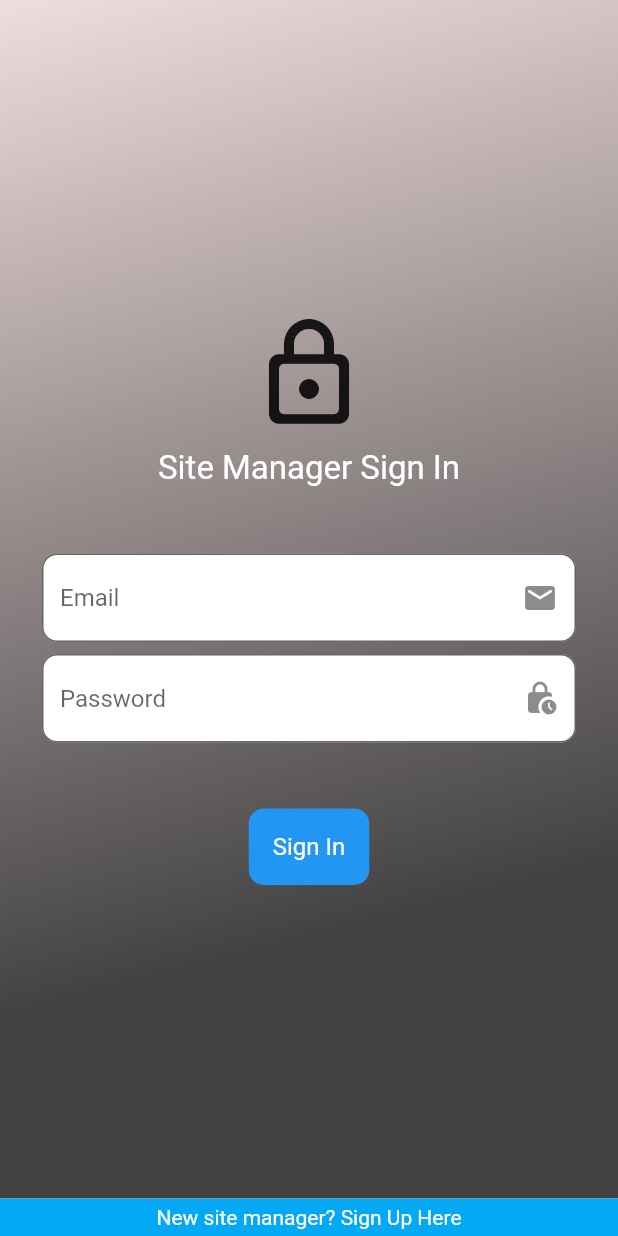
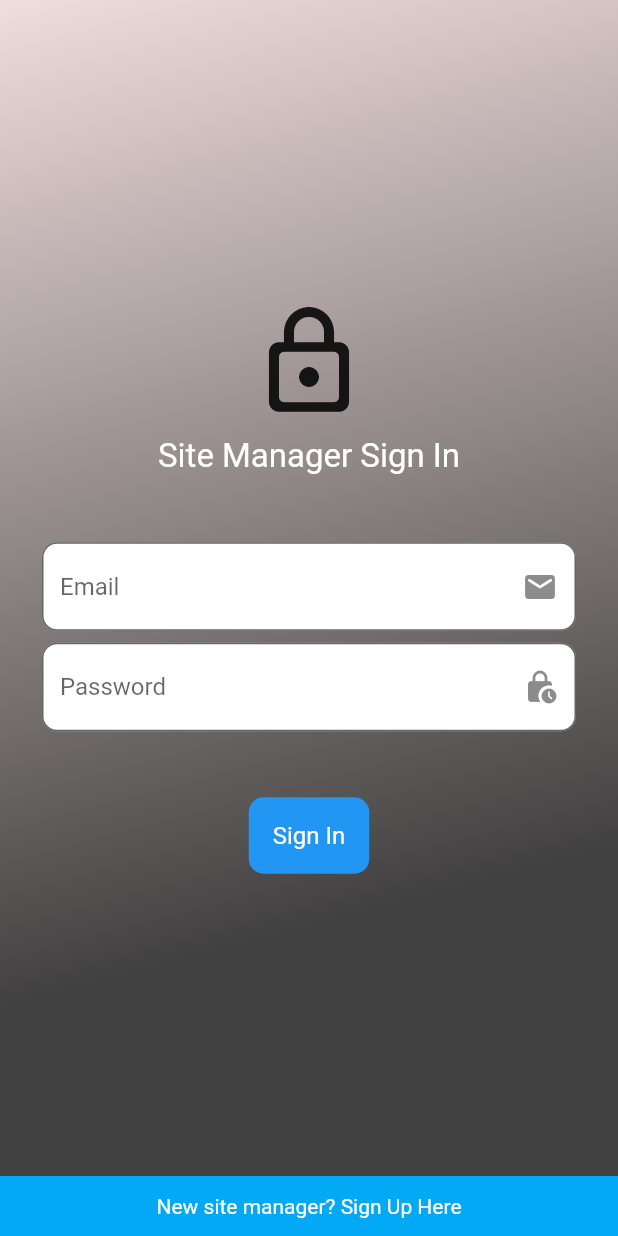
Before and after one commit to DisiraChanthuka/CSSE---FLUTTER, a Flutter app: the screen it shows after launch, after a tap on "Sign In", on a phone screen of 412 x 824 dp. Run offline on Flutter 3.47's test engine with Material 2 defaults, Android fonts, the phone set to English and light mode, and no system bars; our stand-ins replace flutter_slidable, jwt_decoder, shared_preferences, velocity_x.

```diff
--- a/lib/pages/loginPage.dart
+++ b/lib/pages/loginPage.dart
@@ -4,7 +4,6 @@ import 'package:flutter_todo_app/pages/dashboard.dart';
 import 'package:flutter_todo_app/pages/registration.dart';
 import 'package:shared_preferences/shared_preferences.dart';
 import 'package:velocity_x/velocity_x.dart';
-import '../components/applogo.dart';
 import 'package:http/http.dart' as http;
 import '../config/config.dart';
 
@@ -21,7 +20,6 @@ class _SignInPageState extends State<SignInPage> {
 
   @override
   void initState() {
-    // TODO: implement initState
     super.initState();
     initSharedPref();
   }
@@ -42,7 +40,7 @@ class _SignInPageState extends State<SignInPage> {
           body: jsonEncode(reqBody));
 
       var jsonResponse = jsonDecode(response.body);
-      if (jsonResponse['status']) {
+      if (response.statusCode == 200) {
         var myToken = jsonResponse['token'];
         prefs.setString('token', myToken);
         Navigator.push(context,
@@ -160,13 +158,12 @@ class _SignInPageState extends State<SignInPage> {
                 MaterialPageRoute(builder: (context) => Registration()));
           },
           child: Container(
-              height: 25,
-              color: Colors.lightBlue,
-              child: Center(
-                  child: "New site manager? Sign Up Here"
-                      .text
-                      .white
-                      .makeCentered())),
+            height: 40,
+            color: Colors.lightBlue,
+            child: Center(
+                child:
+                    "New site manager? Sign Up Here".text.white.makeCentered()),
+          ),
         ),
       ),
     );
--- a/lib/pages/registration.dart
+++ b/lib/pages/registration.dart
@@ -3,7 +3,6 @@ import 'dart:math';
 import 'package:flutter/material.dart';
 import 'package:flutter/services.dart';
 import 'package:velocity_x/velocity_x.dart';
-import '../components/applogo.dart';
 import 'loginPage.dart';
 import 'package:http/http.dart' as http;
 import '../config/config.dart';
@@ -33,7 +32,7 @@ class _RegistrationState extends State<Registration> {
 
       print(jsonResponse['status']);
 
-      if (jsonResponse['status']) {
+      if (response.statusCode == 200) {
         Navigator.push(
             context, MaterialPageRoute(builder: (context) => SignInPage()));
       } else {
```
Also changed, not shown: lib/pages/dashboard.dart (+77 -44 lines).
